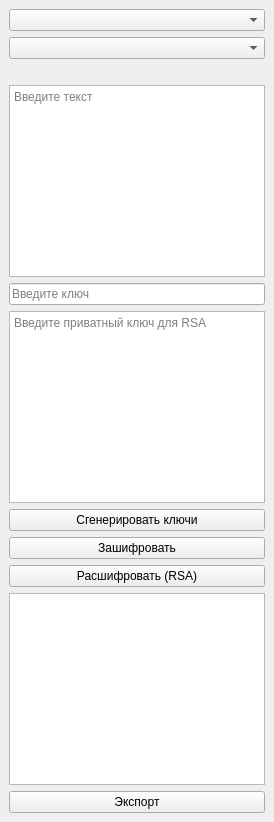
The window that mainwindow.ui (lvwlad/cipherkr) describes before a commit, drawn with Qt 5.
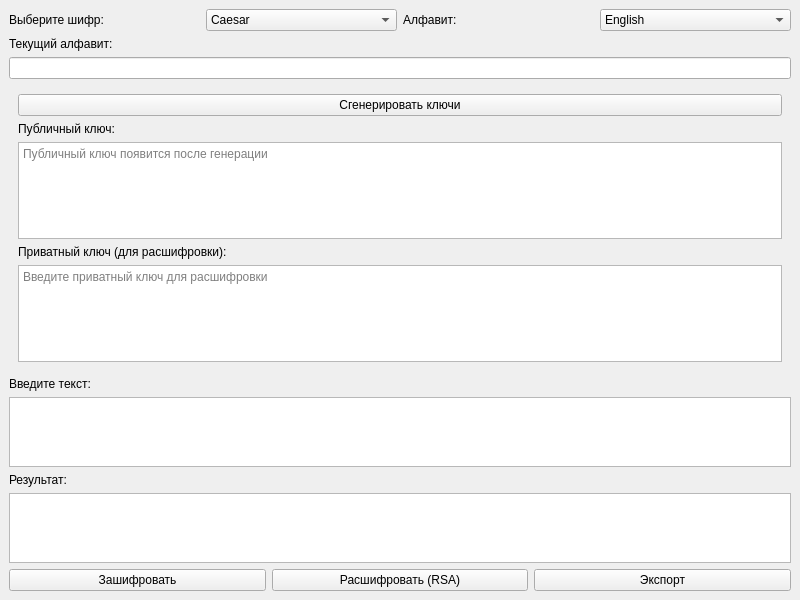
The same window after the commit. The open tabs and pages were chosen to show the change.

Commit message: Доработан интерфейс

What changed in the file:
```diff
--- a/mainwindow.ui
+++ b/mainwindow.ui
@@ -2,59 +2,233 @@
 <ui version="4.0">
  <class>MainWindow</class>
  <widget class="QMainWindow" name="MainWindow">
+  <property name="geometry">
+   <rect>
+    <x>0</x>
+    <y>0</y>
+    <width>800</width>
+    <height>600</height>
+   </rect>
+  </property>
   <property name="windowTitle">
    <string>Приложение-шифровальщик</string>
   </property>
   <widget class="QWidget" name="centralwidget">
    <layout class="QVBoxLayout" name="verticalLayout">
     <item>
-     <widget class="QComboBox" name="cipherSelector"/>
+     <layout class="QHBoxLayout" name="topLayout">
+      <item>
+       <widget class="QLabel" name="cipherLabel">
+        <property name="text">
+         <string>Выберите шифр:</string>
+        </property>
+       </widget>
+      </item>
+      <item>
+       <widget class="QComboBox" name="cipherSelector">
+        <item>
+         <property name="text">
+          <string>Caesar</string>
+         </property>
+        </item>
+        <item>
+         <property name="text">
+          <string>Atbash</string>
+         </property>
+        </item>
+        <item>
+         <property name="text">
+          <string>Beaufort</string>
+         </property>
+        </item>
+        <item>
+         <property name="text">
+          <string>Kuznechik</string>
+         </property>
+        </item>
+        <item>
+         <property name="text">
+          <string>RSA</string>
+         </property>
+        </item>
+       </widget>
+      </item>
+      <item>
+       <widget class="QLabel" name="alphabetLabel">
+        <property name="text">
+         <string>Алфавит:</string>
+        </property>
+       </widget>
+      </item>
+      <item>
+       <widget class="QComboBox" name="alphabetSelector">
+        <item>
+         <property name="text">
+          <string>English</string>
+         </property>
+        </item>
+        <item>
+         <property name="text">
+          <string>Russian</string>
+         </property>
+        </item>
+        <item>
+         <property name="text">
+          <string>Custom...</string>
+         </property>
+        </item>
+       </widget>
+      </item>
+     </layout>
     </item>
     <item>
-     <widget class="QComboBox" name="alphabetSelector"/>
-    </item>
-    <item>
-     <widget class="QLabel" name="alphabetDisplay"/>
-    </item>
-    <item>
-     <widget class="QTextEdit" name="inputText">
-      <property name="placeholderText">
-       <string>Введите текст</string>
+     <widget class="QLabel" name="alphabetDisplayLabel">
+      <property name="text">
+       <string>Текущий алфавит:</string>
       </property>
      </widget>
     </item>
     <item>
-     <widget class="QLineEdit" name="keyInput">
-      <property name="placeholderText">
-       <string>Введите ключ</string>
+     <widget class="QLineEdit" name="alphabetDisplay">
+      <property name="readOnly">
+       <bool>true</bool>
       </property>
      </widget>
     </item>
     <item>
-     <widget class="QTextEdit" name="privateKeyInput">
-      <property name="placeholderText">
-       <string>Введите приватный ключ для RSA</string>
-      </property>
+     <widget class="QStackedWidget" name="cipherInputStack">
+      <widget class="QWidget" name="caesarPanel">
+       <layout class="QVBoxLayout" name="caesarLayout">
+        <item>
+         <widget class="QLabel" name="caesarKeyLabel">
+          <property name="toolTip">
+           <string>Укажите числовое значение для сдвига (например, 3).</string>
+          </property>
+          <property name="text">
+           <string>Введите сдвиг (число):</string>
+          </property>
+         </widget>
+        </item>
+        <item>
+         <widget class="QLineEdit" name="caesarKeyInput">
+          <property name="placeholderText">
+           <string>Например, 3</string>
+          </property>
+         </widget>
+        </item>
+       </layout>
+      </widget>
+      <widget class="QWidget" name="atbashPanel">
+       <layout class="QVBoxLayout" name="atbashLayout">
+        <item>
+         <widget class="QLabel" name="atbashInfoLabel">
+          <property name="text">
+           <string>Шифр Atbash не требует ключа.</string>
+          </property>
+         </widget>
+        </item>
+       </layout>
+      </widget>
+      <widget class="QWidget" name="beaufortPanel">
+       <layout class="QVBoxLayout" name="beaufortLayout">
+        <item>
+         <widget class="QLabel" name="beaufortKeyLabel">
+          <property name="toolTip">
+           <string>Укажите текстовый ключ для шифра Beaufort.</string>
+          </property>
+          <property name="text">
+           <string>Введите ключ (текст):</string>
+          </property>
+         </widget>
+        </item>
+        <item>
+         <widget class="QLineEdit" name="beaufortKeyInput">
+          <property name="placeholderText">
+           <string>Например, KEY</string>
+          </property>
+         </widget>
+        </item>
+       </layout>
+      </widget>
+      <widget class="QWidget" name="kuznechikPanel">
+       <layout class="QVBoxLayout" name="kuznechikLayout">
+        <item>
+         <widget class="QLabel" name="kuznechikKeyLabel">
+          <property name="toolTip">
+           <string>Укажите текстовый ключ для шифра Kuznechik.</string>
+          </property>
+          <property name="text">
+           <string>Введите ключ (текст):</string>
+          </property>
+         </widget>
+        </item>
+        <item>
+         <widget class="QLineEdit" name="kuznechikKeyInput">
+          <property name="placeholderText">
+           <string>Например, secret</string>
+          </property>
+         </widget>
+        </item>
+       </layout>
+      </widget>
+      <widget class="QWidget" name="rsaPanel">
+       <layout class="QVBoxLayout" name="rsaLayout">
+        <item>
+         <widget class="QPushButton" name="generateKeysButton">
+          <property name="text">
+           <string>Сгенерировать ключи</string>
+          </property>
+         </widget>
+        </item>
+        <item>
+         <widget class="QLabel" name="publicKeyLabel">
+          <property name="text">
+           <string>Публичный ключ:</string>
+          </property>
+         </widget>
+        </item>
+        <item>
+         <widget class="QTextEdit" name="publicKeyInput">
+          <property name="readOnly">
+           <bool>true</bool>
+          </property>
+          <property name="placeholderText">
+           <string>Публичный ключ появится после генерации</string>
+          </property>
+         </widget>
+        </item>
+        <item>
+         <widget class="QLabel" name="privateKeyLabel">
+          <property name="text">
+           <string>Приватный ключ (для расшифровки):</string>
+          </property>
+         </widget>
+        </item>
+        <item>
+         <widget class="QTextEdit" name="privateKeyInput">
+          <property name="placeholderText">
+           <string>Введите приватный ключ для расшифровки</string>
+          </property>
+         </widget>
+        </item>
+       </layout>
+      </widget>
      </widget>
     </item>
     <item>
-     <widget class="QPushButton" name="generateKeysButton">
+     <widget class="QLabel" name="inputTextLabel">
       <property name="text">
-       <string>Сгенерировать ключи</string>
+       <string>Введите текст:</string>
       </property>
      </widget>
     </item>
     <item>
-     <widget class="QPushButton" name="encryptButton">
-      <property name="text">
-       <string>Зашифровать</string>
-      </property>
-     </widget>
+     <widget class="QTextEdit" name="inputText"/>
     </item>
     <item>
-     <widget class="QPushButton" name="decryptButton">
+     <widget class="QLabel" name="outputTextLabel">
       <property name="text">
-       <string>Расшифровать (RSA)</string>
+       <string>Результат:</string>
       </property>
      </widget>
     </item>
@@ -66,11 +240,29 @@
      </widget>
     </item>
     <item>
-     <widget class="QPushButton" name="exportButton">
-      <property name="text">
-       <string>Экспорт</string>
-      </property>
-     </widget>
+     <layout class="QHBoxLayout" name="buttonLayout">
+      <item>
+       <widget class="QPushButton" name="encryptButton">
+        <property name="text">
+         <string>Зашифровать</string>
+        </property>
+       </widget>
+      </item>
+      <item>
+       <widget class="QPushButton" name="decryptButton">
+        <property name="text">
+         <string>Расшифровать (RSA)</string>
+        </property>
+       </widget>
+      </item>
+      <item>
+       <widget class="QPushButton" name="exportButton">
+        <property name="text">
+         <string>Экспорт</string>
+        </property>
+       </widget>
+      </item>
+     </layout>
     </item>
    </layout>
   </widget>
```
Left out of the diff: 15 changed lines with no effect on the pictures. The commit also changes 2 other files.
